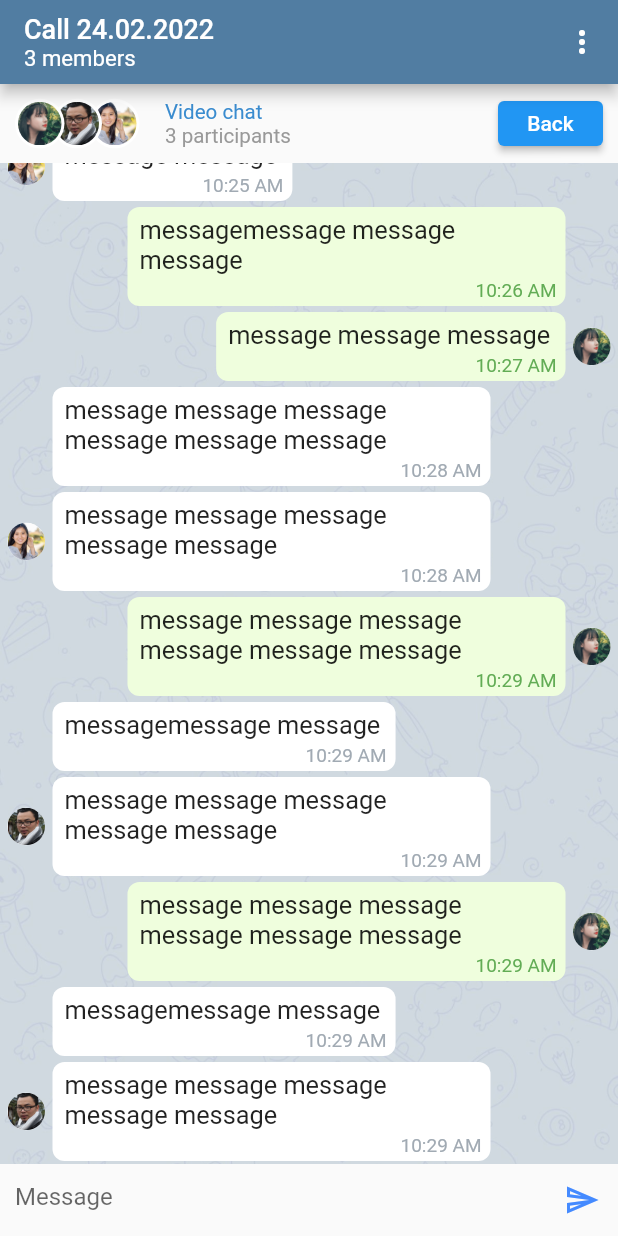
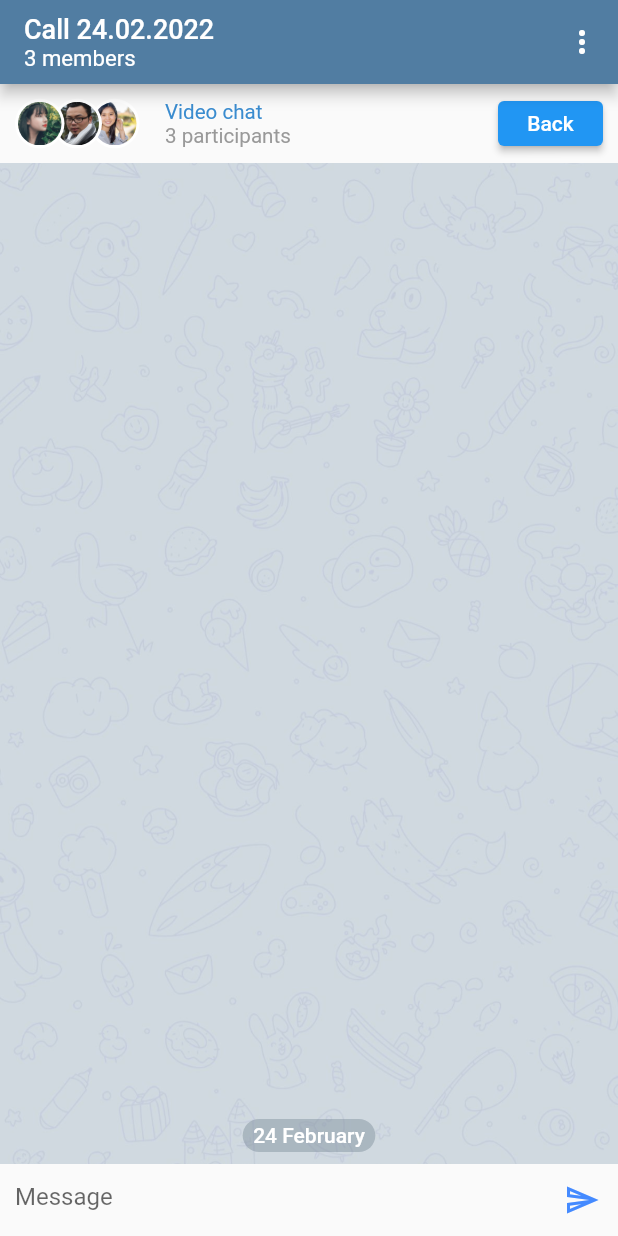
Before and after one commit to trungpb414/flutter_skyway, a Flutter app: the VideoChatView screen opened by its route, after a tap on an icon or button, on a phone screen of 412 x 824 dp. Run offline on Flutter 3.47's test engine with Material 2 defaults, Android fonts, the phone set to English and light mode, and no system bars; our stand-ins replace dio, flutter_mobx, flutter_screenutil, flutter_svg, freezed_annotation, get and 5 more; generated files the repository leaves out were written again; statements that could not run were skipped.

Commit message:
update chat feat

```diff
--- a/lib/presentation/video_chat/group_chat/group_chat.view.dart
+++ b/lib/presentation/video_chat/group_chat/group_chat.view.dart
@@ -22,7 +22,7 @@ class GroupChatView extends BaseView<GroupChatViewModel> {
           crossAxisAlignment: CrossAxisAlignment.start,
           children: [
             Text(
-              'Call ${viewModel.getCallTime()}',
+              'Call ${viewModel.callTime}',
             ).defaultStyle().fontSize(17.sp).fontWeight(FontWeight.w500),
             Text(
               '${viewModel.users.length} members',
--- a/lib/presentation/video_chat/group_chat/group_chat.viewmodel.dart
+++ b/lib/presentation/video_chat/group_chat/group_chat.viewmodel.dart
@@ -1,8 +1,11 @@
 import 'package:flutter/material.dart';
+import 'package:flutter_skyway/domain/entities/skyway_peer.dart';
 import 'package:flutter_skyway/domain/entities/user.dart';
 import 'package:flutter_skyway/presentation/video_chat/group_chat/message_model.dart';
 import 'package:flutter_skyway/presentation/video_chat/group_chat/widgets/end_call_aleartdialog.dart';
 import 'package:flutter_skyway/presentation/video_chat/group_chat/widgets/setting_bottomsheet.dart';
+import 'package:flutter_skyway/presentation/video_chat/video_chat.viewmodel.dart';
+import 'package:flutter_skyway/utils/constants.dart';
 import 'package:get/instance_manager.dart';
 import 'package:intl/intl.dart';
 import 'package:mobx/mobx.dart';
@@ -23,6 +26,10 @@ abstract class _GroupChatViewModel extends BaseViewModel with Store {
   late TextEditingController messageController;
 
   final ScrollController scrollController = ScrollController();
+
+  final callTime = DateFormat('dd.MM.yyyy').format(DateTime.now());
+
+  final videoVM = Get.find<VideoChatViewModel>();
 
   @override
   void onInit() {
@@ -46,79 +53,6 @@ abstract class _GroupChatViewModel extends BaseViewModel with Store {
           lastName: 'Vo',
           picture: Assets.images.pic3.path),
     ];
-
-    messages = [
-      MessageModel(
-          id: 1,
-          content: 'message message message message message message ',
-          time: DateTime.now().subtract(const Duration(minutes: 8)),
-          userSentId: 1),
-      MessageModel(
-          id: 2,
-          content: 'messagemessage message ',
-          time: DateTime.now().subtract(const Duration(minutes: 7)),
-          userSentId: 2),
-      MessageModel(
-          id: 3,
-          content: 'message message message message message ',
-          time: DateTime.now().subtract(const Duration(minutes: 6)),
-          userSentId: 2),
-      MessageModel(
-          id: 4,
-          content: 'message message ',
-          time: DateTime.now().subtract(const Duration(minutes: 5)),
-          userSentId: 3),
-      MessageModel(
-          id: 5,
-          content: 'messagemessage message message ',
-          time: DateTime.now().subtract(const Duration(minutes: 4)),
-          userSentId: 1),
-      MessageModel(
-          id: 6,
-          content: 'message message message ',
-          time: DateTime.now().subtract(const Duration(minutes: 3)),
-          userSentId: 1),
-      MessageModel(
-          id: 7,
-          content: 'message message message message message message ',
-          time: DateTime.now().subtract(const Duration(minutes: 2)),
-          userSentId: 3),
-      MessageModel(
-          id: 8,
-          content: 'message message message message message ',
-          time: DateTime.now().subtract(const Duration(minutes: 2)),
-          userSentId: 3),
-      MessageModel(
-          id: 1,
-          content: 'message message message message message message ',
-          time: DateTime.now().subtract(const Duration(minutes: 1)),
-          userSentId: 1),
-      MessageModel(
-          id: 2,
-          content: 'messagemessage message ',
-          time: DateTime.now().subtract(const Duration(minutes: 1)),
-          userSentId: 2),
-      MessageModel(
-          id: 3,
-          content: 'message message message message message ',
-          time: DateTime.now().subtract(const Duration(minutes: 1)),
-          userSentId: 2),
-      MessageModel(
-          id: 1,
-          content: 'message message message message message message ',
-          time: DateTime.now().subtract(const Duration(minutes: 1)),
-          userSentId: 1),
-      MessageModel(
-          id: 2,
-          content: 'messagemessage message ',
-          time: DateTime.now().subtract(const Duration(minutes: 1)),
-          userSentId: 2),
-      MessageModel(
-          id: 3,
-          content: 'message message message message message ',
-          time: DateTime.now().subtract(const Duration(minutes: 1)),
-          userSentId: 2),
-    ].reversed.toList();
   }
 
   @override
@@ -138,6 +72,9 @@ abstract class _GroupChatViewModel extends BaseViewModel with Store {
         ),
         ...messages
       ];
+      if (videoVM.peer != null) {
+        videoVM.peer!.sendText(videoVM.roomName, messageController.text);
+      }
     }
     messageController.clear();
     scrollController.animateTo(
@@ -145,6 +82,18 @@ abstract class _GroupChatViewModel extends BaseViewModel with Store {
       curve: Curves.easeOut,
       duration: const Duration(milliseconds: 300),
     );
+  }
+
+  @action
+  void onMessageReceived(String text) {
+    messages = [
+      MessageModel(
+        content: text,
+        time: DateTime.now(),
+        userSentId: 2,
+      ),
+      ...messages
+    ];
   }
 
   bool hasAvatar(int index) {
@@ -155,10 +104,6 @@ abstract class _GroupChatViewModel extends BaseViewModel with Store {
       return true;
     }
     return false;
-  }
-
-  String getCallTime() {
-    return DateFormat('dd.MM.yyyy').format(DateTime.now());
   }
 
   void backToVideo() {
--- a/lib/presentation/video_chat/video_chat.viewmodel.dart
+++ b/lib/presentation/video_chat/video_chat.viewmodel.dart
@@ -2,6 +2,7 @@ import 'package:flutter/material.dart';
 import 'package:flutter_skyway/core/base.dart';
 import 'package:flutter_skyway/domain/entities/skyway_peer.dart';
 import 'package:flutter_skyway/presentation/app/app.pages.dart';
+import 'package:flutter_skyway/presentation/video_chat/group_chat/group_chat.viewmodel.dart';
 import 'package:flutter_skyway/presentation/video_chat/group_chat/widgets/end_call_aleartdialog.dart';
 import 'package:flutter_skyway/presentation/video_chat/group_chat/widgets/setting_bottomsheet.dart';
 import 'package:flutter_skyway/presentation/video_chat/video_chat.suc.dart';
@@ -65,7 +66,8 @@ abstract class _VideoChatViewModel extends BaseViewModel with Store {
     try {
       await checkPermission();
       if (await checkPermission()) {
-        peer = await useCase.connect("b4c7675c-056e-47cb-a9ec-2a0f9f4904c2", "localhost", _onSkywayEvent);
+        peer = await useCase.connect("b4c7675c-056e-47cb-a9ec-2a0f9f4904c2",
+            "localhost", _onSkywayEvent);
       } else {}
     } on Exception catch (e) {
       Get.defaultDialog(title: "Error", middleText: e.toString());
@@ -105,7 +107,8 @@ abstract class _VideoChatViewModel extends BaseViewModel with Store {
   increaseNotification(String remotePeerId) async {
     notifications.add(
       IncomingPeopleNotification(
-          circleImage: Assets.images.imgAvatarPlaceHolder.image(), name: "#remotePeerId $remotePeerId"),
+          circleImage: Assets.images.imgAvatarPlaceHolder.image(),
+          name: "#remotePeerId $remotePeerId"),
     );
     await Future.delayed(
       const Duration(seconds: 5),
@@ -125,14 +128,15 @@ abstract class _VideoChatViewModel extends BaseViewModel with Store {
   void shareTrigger() async {
     try {
       await peer?.requestShareScreenPermission();
-      screenPeer = await useCase.connect("b4c7675c-056e-47cb-a9ec-2a0f9f4904c2", "localhost", _onShareSkywayEvent);
+      screenPeer = await useCase.connect("b4c7675c-056e-47cb-a9ec-2a0f9f4904c2",
+          "localhost", _onShareSkywayEvent);
       await screenPeer?.joinAsScreen(roomName, SkywayRoomMode.SFU);
     } on Exception catch (e) {
       print(e);
     }
   }
 
-  void _onShareSkywayEvent(SkywayEvent event, Map<dynamic, dynamic> args) { }
+  void _onShareSkywayEvent(SkywayEvent event, Map<dynamic, dynamic> args) {}
 
   Future<bool> checkPermission() async {
     var cameraStatus = await Permission.camera.status;
@@ -165,11 +169,11 @@ abstract class _VideoChatViewModel extends BaseViewModel with Store {
     await peer?.join(roomName, SkywayRoomMode.SFU);
   }
 
-    void _onSkywayEvent(SkywayEvent event, Map<dynamic, dynamic> args) {
+  void _onSkywayEvent(SkywayEvent event, Map<dynamic, dynamic> args) {
     switch (event) {
       case SkywayEvent.onConnect:
         _onConnect(args['peerId']);
-      break;
+        break;
       case SkywayEvent.onDisconnect:
         _onDisconnect(args['peerId']);
         break;
@@ -241,6 +245,12 @@ abstract class _VideoChatViewModel extends BaseViewModel with Store {
 
   void _onMessageData(String message) {
     print('_onMessageData:message=$message');
+    try {
+      var chatVM = Get.find<GroupChatViewModel>();
+      chatVM.onMessageReceived(message);
+    } catch (e) {
+      print(e);
+    }
   }
 
   void goToChat() {
```
